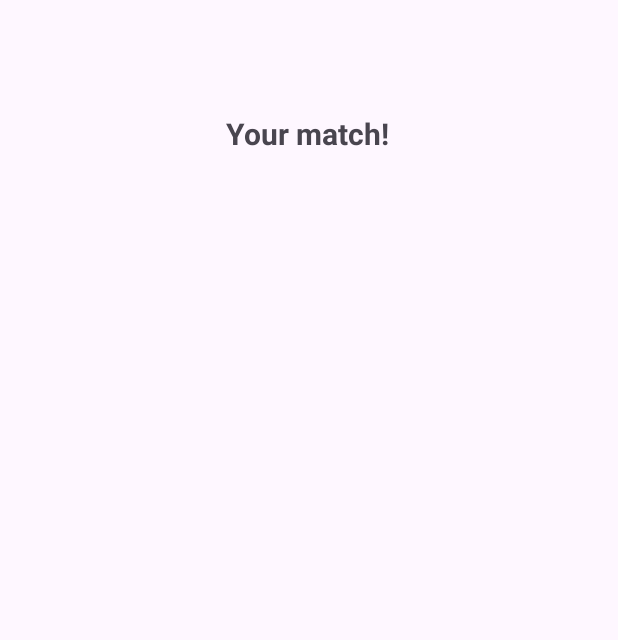
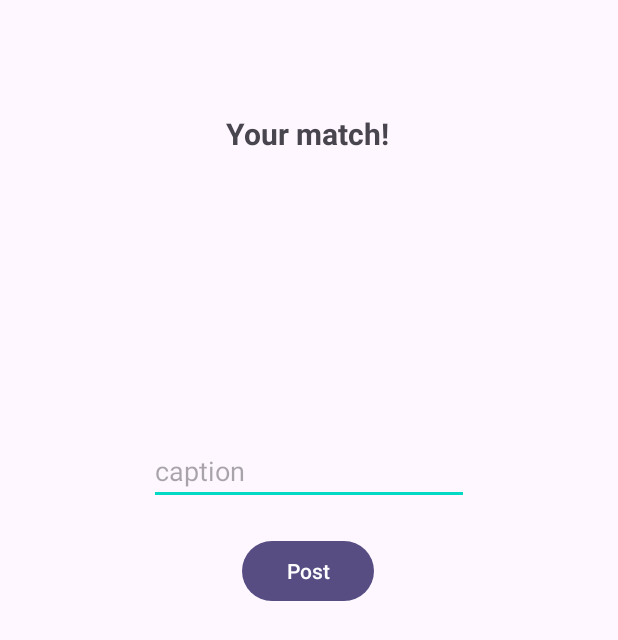
Before and after one commit to charisgao/Photofy, an Android app: the SongResultsActivity screen opened directly, with no data from a screen before it, on a phone screen of 412 x 824 dp. Shown: the top 640 px of the screen. Run offline under Robolectric (Android 15) with nearby library versions, the phone set to English and light mode, and no system bars; libraries missing offline, so code that uses them is left out: com.parse; 4 statements that could not run were skipped.

Commit message:
set up posts in database and model, save post with pointers to image and song to database

```diff
--- a/app/src/main/java/com/example/photofy/PhotofyApplication.java
+++ b/app/src/main/java/com/example/photofy/PhotofyApplication.java
@@ -7,9 +7,11 @@ import android.os.Bundle;
 import android.util.Log;
 
 import com.example.photofy.models.Photo;
+import com.example.photofy.models.Post;
 import com.example.photofy.models.Song;
 import com.parse.Parse;
 import com.parse.ParseObject;
+import com.parse.ParseUser;
 
 public class PhotofyApplication extends Application {
 
@@ -28,6 +30,7 @@ public class PhotofyApplication extends Application {
 
         ParseObject.registerSubclass(Photo.class);
         ParseObject.registerSubclass(Song.class);
+        ParseObject.registerSubclass(Post.class);
 
         try {
             ApplicationInfo applicationInfo = getApplicationContext().getPackageManager().getApplicationInfo(getApplicationContext().getPackageName(), PackageManager.GET_META_DATA);
--- a/app/src/main/java/com/example/photofy/activities/SongResultsActivity.java
+++ b/app/src/main/java/com/example/photofy/activities/SongResultsActivity.java
@@ -2,28 +2,45 @@ package com.example.photofy.activities;
 
 import android.os.Bundle;
 import android.util.Log;
+import android.view.View;
+import android.widget.Button;
+import android.widget.EditText;
+import android.widget.ImageView;
 import android.widget.TextView;
+import android.widget.Toast;
 
 import androidx.appcompat.app.AppCompatActivity;
 
 import com.example.photofy.R;
 import com.example.photofy.models.Photo;
+import com.example.photofy.models.Post;
 import com.example.photofy.models.Song;
+import com.parse.ParseException;
+import com.parse.ParseUser;
+import com.parse.SaveCallback;
 
 public class SongResultsActivity extends AppCompatActivity {
 
     public static final String TAG = "SongResultsActivity";
 
+    private ImageView ivResultsCapturedImage;
+    private ImageView ivResultsSongImage;
     private TextView tvResultsSongName;
     private TextView tvResultsSongArtist;
+    private EditText etCaption;
+    private Button btnPost;
 
     @Override
     protected void onCreate(Bundle savedInstanceState) {
         super.onCreate(savedInstanceState);
         setContentView(R.layout.activity_song_results);
 
+        ivResultsCapturedImage = findViewById(R.id.ivResultsCapturedImage);
+        ivResultsSongImage = findViewById(R.id.ivResultsSongImage);
         tvResultsSongName = findViewById(R.id.tvResultsSongName);
         tvResultsSongArtist = findViewById(R.id.tvResultsSongArtist);
+        etCaption = findViewById(R.id.etCaption);
+        btnPost = findViewById(R.id.btnPost);
 
         Photo picture = getIntent().getParcelableExtra("picture");
         Song song = getIntent().getParcelableExtra("song");
@@ -32,5 +49,39 @@ public class SongResultsActivity extends AppCompatActivity {
         Log.i(TAG, song.getSongName());
         tvResultsSongName.setText(song.getSongName());
         tvResultsSongArtist.setText(song.getArtist());
+
+        btnPost.setOnClickListener(new View.OnClickListener() {
+            @Override
+            public void onClick(View v) {
+                String caption = etCaption.getText().toString();
+                if (caption.isEmpty()) {
+                    Toast.makeText(SongResultsActivity.this, "Caption cannot be empty", Toast.LENGTH_SHORT).show();
+                    return;
+                }
+                ParseUser currentUser = ParseUser.getCurrentUser();
+                savePost(caption, currentUser, picture, song);
+            }
+        });
+    }
+
+    private void savePost(String caption, ParseUser currentUser, Photo picture, Song song) {
+        Post post = new Post();
+        post.setCaption(caption);
+        post.setUser(currentUser);
+        post.setPhoto(picture);
+        post.setSong(song);
+        post.saveInBackground(new SaveCallback() {
+            @Override
+            public void done(ParseException e) {
+                if (e!= null) {
+                    Log.e(TAG, "Error while saving", e);
+                    Toast.makeText(SongResultsActivity.this, "Error while saving!", Toast.LENGTH_SHORT).show();
+                }
+                Log.i(TAG, "Post save was successful");
+                etCaption.setText("");
+                ivResultsCapturedImage.setImageResource(0);
+                ivResultsSongImage.setImageResource(0);
+            }
+        });
     }
 }
--- a/app/src/main/res/layout/activity_song_results.xml
+++ b/app/src/main/res/layout/activity_song_results.xml
@@ -8,7 +8,7 @@
     tools:context=".activities.SongResultsActivity">
 
     <ImageView
-        android:id="@+id/ivResultsImage"
+        android:id="@+id/ivResultsCapturedImage"
         android:layout_width="wrap_content"
         android:layout_height="wrap_content"
         android:layout_marginTop="30dp"
@@ -21,10 +21,10 @@
         android:id="@+id/ivResultsSongImage"
         android:layout_width="wrap_content"
         android:layout_height="wrap_content"
-        android:layout_marginTop="75dp"
+        android:layout_marginTop="50dp"
         app:layout_constraintEnd_toEndOf="parent"
         app:layout_constraintStart_toStartOf="parent"
-        app:layout_constraintTop_toBottomOf="@+id/ivResultsImage"
+        app:layout_constraintTop_toBottomOf="@+id/ivResultsCapturedImage"
         tools:srcCompat="@tools:sample/avatars" />
 
     <TextView
@@ -59,4 +59,27 @@
         app:layout_constraintHorizontal_bias="0.498"
         app:layout_constraintStart_toStartOf="parent"
         app:layout_constraintTop_toTopOf="parent" />
+
+    <Button
+        android:id="@+id/btnPost"
+        android:layout_width="wrap_content"
+        android:layout_height="wrap_content"
+        android:layout_marginTop="20dp"
+        android:text="Post"
+        app:layout_constraintEnd_toEndOf="parent"
+        app:layout_constraintHorizontal_bias="0.498"
+        app:layout_constraintStart_toStartOf="parent"
+        app:layout_constraintTop_toBottomOf="@+id/etCaption" />
+
+    <EditText
+        android:id="@+id/etCaption"
+        android:layout_width="wrap_content"
+        android:layout_height="wrap_content"
+        android:layout_marginTop="20dp"
+        android:ems="10"
+        android:hint="caption"
+        android:inputType="textPersonName"
+        app:layout_constraintEnd_toEndOf="parent"
+        app:layout_constraintStart_toStartOf="parent"
+        app:layout_constraintTop_toBottomOf="@+id/tvResultsSongArtist" />
 </androidx.constraintlayout.widget.ConstraintLayout>
--- a/app/src/main/res/values/strings.xml
+++ b/app/src/main/res/values/strings.xml
@@ -15,6 +15,4 @@
     <string name="new_account">Don\'t have an account?</string>
     <string name="photofy">PHOTOFY</string>
     <string name="upload_image">Upload image</string>
-    <!-- TODO: Remove or change this placeholder text -->
-    <string name="hello_blank_fragment">Hello blank fragment</string>
 </resources>
```
Also changed, not shown: app/src/main/java/com/example/photofy/models/Post.java (added, +46 -0 lines), app/src/main/res/layout/fragment_home.xml (+3 -8 lines).
